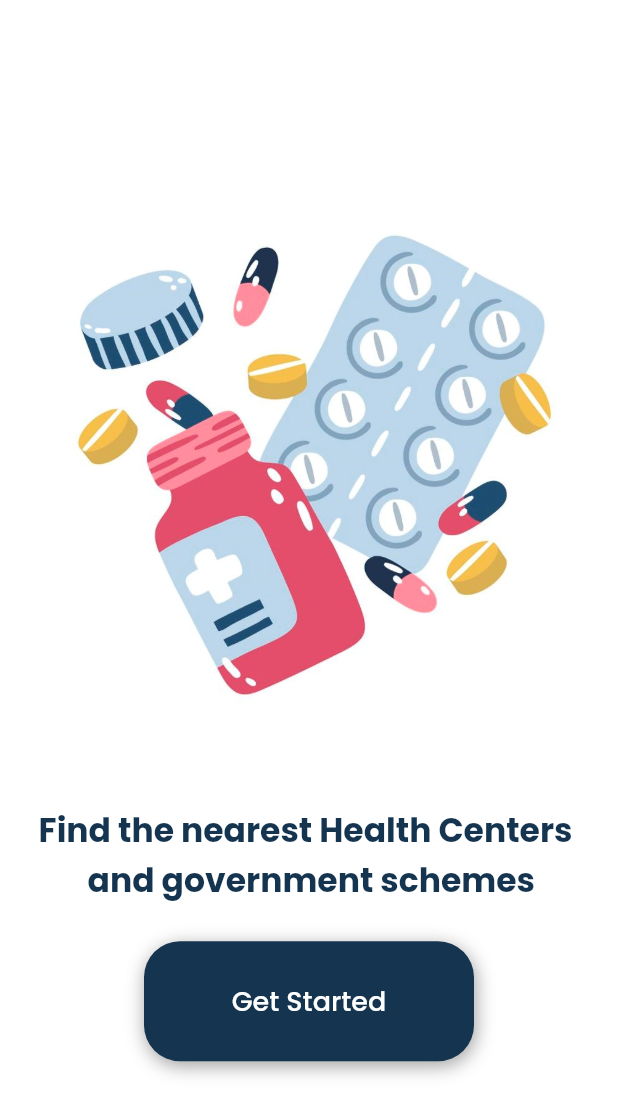
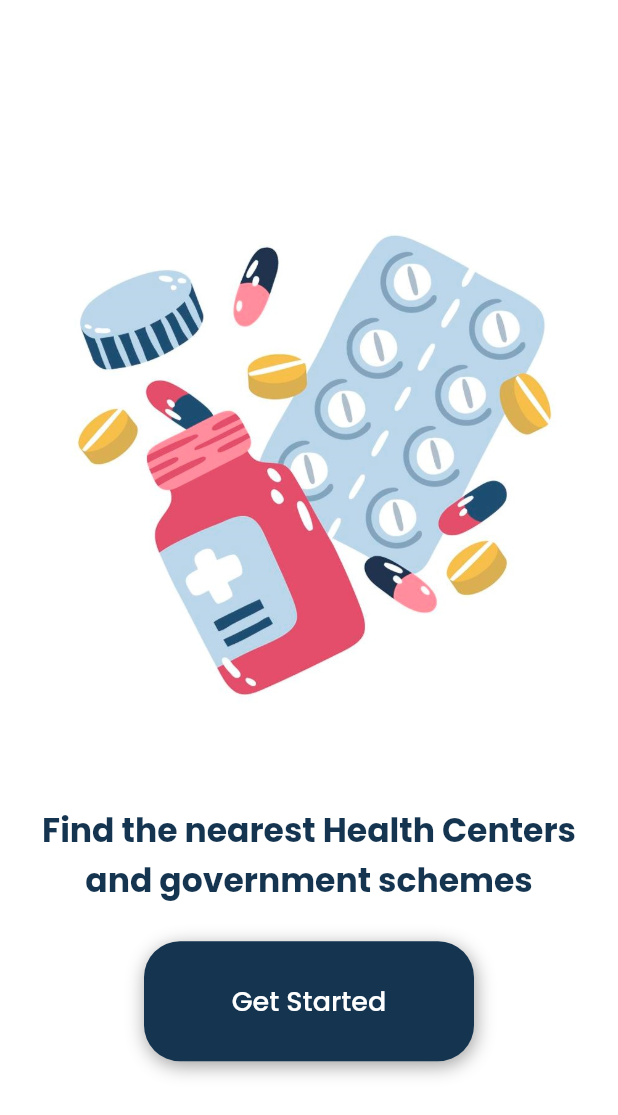
Before and after one commit to kaamilmirza/Medical-Centres-and-schemes, a Flutter app: the screen it shows after launch, on a phone screen of 412 x 824 dp. Shown: the top 1115 px of the screen. Run offline on Flutter 3.47's test engine with Material 2 defaults, Android fonts, the phone set to English and light mode, and no system bars; our stand-ins replace cloud_firestore, firebase_core, firebase_database, geocoding, geolocator, google_fonts and 2 more; accounts and stored records are empty.

```diff
--- a/medical_app_vnr/lib/intro.dart
+++ b/medical_app_vnr/lib/intro.dart
@@ -30,7 +30,8 @@ class _IntroState extends State<Intro> {
                 Padding(
                   padding: const EdgeInsets.all(24.0),
                   child: Text(
-                    "Find the nearest Health Centers \n       and government schemes",
+                    "Find the nearest Health Centers and government schemes",
+                    textAlign: TextAlign.center,
                     style: GoogleFonts.poppins(
                       color: kButtonColor,
                       fontWeight: FontWeight.bold,
--- a/medical_app_vnr/lib/main.dart
+++ b/medical_app_vnr/lib/main.dart
@@ -45,6 +45,7 @@ class MyAppState extends State<MyApp> {
     return ChangeNotifierProvider(
       create: (context) =>ApplicationBloc() ,
       child: MaterialApp(
+        debugShowCheckedModeBanner:false,
           home: isFirstTimeOpen ? Home() : Intro()),
     );
   }
--- a/medical_app_vnr/pubspec.yaml
+++ b/medical_app_vnr/pubspec.yaml
@@ -32,7 +32,7 @@ dependencies:
   google_maps_flutter: ^2.0.11
   google_fonts: ^2.1.0
   shared_preferences: ^2.0.8
-
+  flutter_neumorphic: ^3.0.3
 
   flutter:
     sdk: flutter
```
Also changed, not shown: medical_app_vnr/pubspec.lock.
